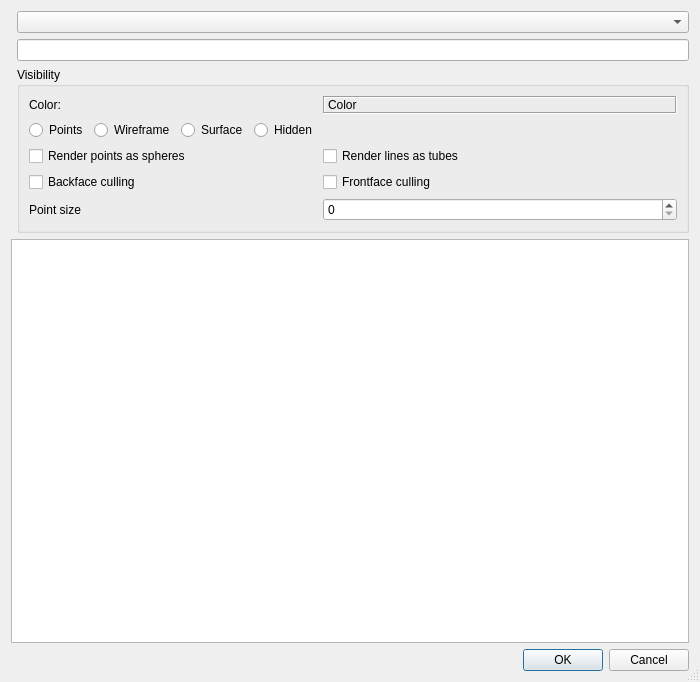
The window that forms/objectpropertiesdlg.ui (RasmusRPaulsen/Sumatra) describes before a commit, drawn with Qt 5.
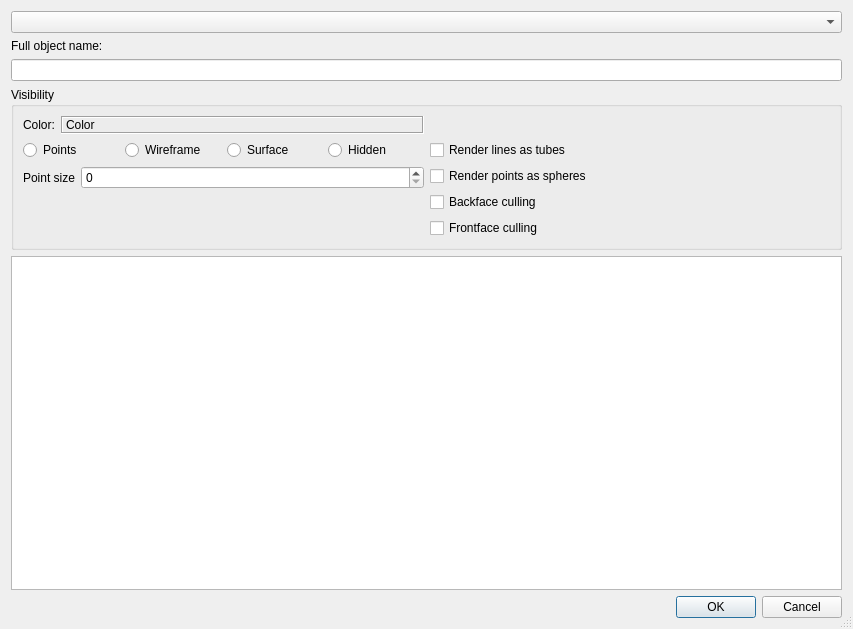
The same window after the commit.

Patch:
```diff
--- a/forms/objectpropertiesdlg.ui
+++ b/forms/objectpropertiesdlg.ui
@@ -6,8 +6,8 @@
    <rect>
     <x>0</x>
     <y>0</y>
-    <width>700</width>
-    <height>682</height>
+    <width>853</width>
+    <height>629</height>
    </rect>
   </property>
   <property name="windowTitle">
@@ -16,27 +16,20 @@
   <property name="sizeGripEnabled">
    <bool>true</bool>
   </property>
-  <layout class="QGridLayout" name="gridLayout">
-   <item row="4" column="0">
-    <widget class="QPlainTextEdit" name="ObjectInfo">
-     <property name="readOnly">
-      <bool>true</bool>
-     </property>
-    </widget>
-   </item>
-   <item row="6" column="0">
-    <widget class="QDialogButtonBox" name="buttonBox">
-     <property name="orientation">
-      <enum>Qt::Horizontal</enum>
-     </property>
-     <property name="standardButtons">
-      <set>QDialogButtonBox::Cancel|QDialogButtonBox::Ok</set>
-     </property>
-    </widget>
-   </item>
-   <item row="1" column="0">
-    <layout class="QFormLayout" name="formLayout">
-     <item row="1" column="1">
+  <layout class="QVBoxLayout" name="verticalLayout">
+   <item>
+    <layout class="QVBoxLayout" name="verticalLayout_2">
+     <item>
+      <widget class="QComboBox" name="selectedObjectCB"/>
+     </item>
+     <item>
+      <widget class="QLabel" name="label_3">
+       <property name="text">
+        <string>Full object name:</string>
+       </property>
+      </widget>
+     </item>
+     <item>
       <widget class="QLineEdit" name="fullObjectName">
        <property name="enabled">
         <bool>true</bool>
@@ -52,14 +45,15 @@
        </property>
       </widget>
      </item>
-     <item row="0" column="1">
-      <widget class="QComboBox" name="selectedObjectCB"/>
-     </item>
-     <item row="2" column="1">
+    </layout>
+   </item>
+   <item>
       <widget class="QGroupBox" name="groupBox">
        <property name="title">
         <string>Visibility</string>
        </property>
+     <layout class="QGridLayout" name="gridLayout">
+      <item row="0" column="0">
        <layout class="QFormLayout" name="formLayout_2">
         <item row="0" column="0">
          <widget class="QLabel" name="label">
@@ -81,7 +75,9 @@
           </property>
          </widget>
         </item>
-        <item row="2" column="0">
+       </layout>
+      </item>
+      <item row="1" column="0">
          <layout class="QHBoxLayout" name="horizontalLayout">
           <item>
            <widget class="QRadioButton" name="RenderingPointsBtn">
@@ -125,35 +121,48 @@
           </item>
          </layout>
         </item>
-        <item row="7" column="0">
-         <widget class="QCheckBox" name="RenderPointsAsSpheresChk">
-          <property name="text">
-           <string>Render points as spheres</string>
-          </property>
-         </widget>
-        </item>
-        <item row="7" column="1">
+      <item row="1" column="1" rowspan="2">
+       <layout class="QVBoxLayout" name="verticalLayout_5">
+        <item>
          <widget class="QCheckBox" name="RenderLinesAsTubesChk">
           <property name="text">
            <string>Render lines as tubes</string>
           </property>
          </widget>
         </item>
-        <item row="8" column="0">
+        <item>
+         <widget class="QCheckBox" name="RenderPointsAsSpheresChk">
+          <property name="text">
+           <string>Render points as spheres</string>
+          </property>
+         </widget>
+        </item>
+        <item>
          <widget class="QCheckBox" name="BackFaceCullingChk">
           <property name="text">
            <string>Backface culling</string>
           </property>
          </widget>
         </item>
-        <item row="8" column="1">
+        <item>
          <widget class="QCheckBox" name="FrontFaceCullingChk">
           <property name="text">
            <string>Frontface culling</string>
           </property>
          </widget>
         </item>
-        <item row="11" column="1">
+       </layout>
+      </item>
+      <item row="2" column="0">
+       <layout class="QFormLayout" name="formLayout">
+        <item row="0" column="0">
+         <widget class="QLabel" name="label_2">
+          <property name="text">
+           <string>Point size</string>
+          </property>
+         </widget>
+        </item>
+        <item row="0" column="1">
          <widget class="QSpinBox" name="PointSizeSpin">
           <property name="suffix">
            <string/>
@@ -163,17 +172,27 @@
           </property>
          </widget>
         </item>
-        <item row="11" column="0">
-         <widget class="QLabel" name="label_2">
-          <property name="text">
-           <string>Point size</string>
-          </property>
-         </widget>
+       </layout>
         </item>
        </layout>
       </widget>
      </item>
-    </layout>
+   <item>
+    <widget class="QPlainTextEdit" name="ObjectInfo">
+     <property name="readOnly">
+      <bool>true</bool>
+     </property>
+    </widget>
+   </item>
+   <item>
+    <widget class="QDialogButtonBox" name="buttonBox">
+     <property name="orientation">
+      <enum>Qt::Horizontal</enum>
+     </property>
+     <property name="standardButtons">
+      <set>QDialogButtonBox::Cancel|QDialogButtonBox::Ok</set>
+     </property>
+    </widget>
    </item>
   </layout>
  </widget>
```
Lines whose indentation alone changed are shown as unchanged.
